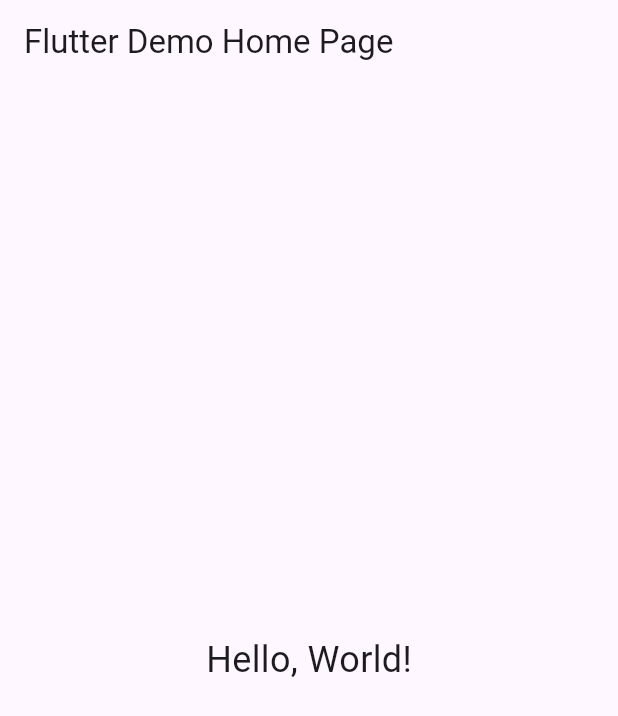
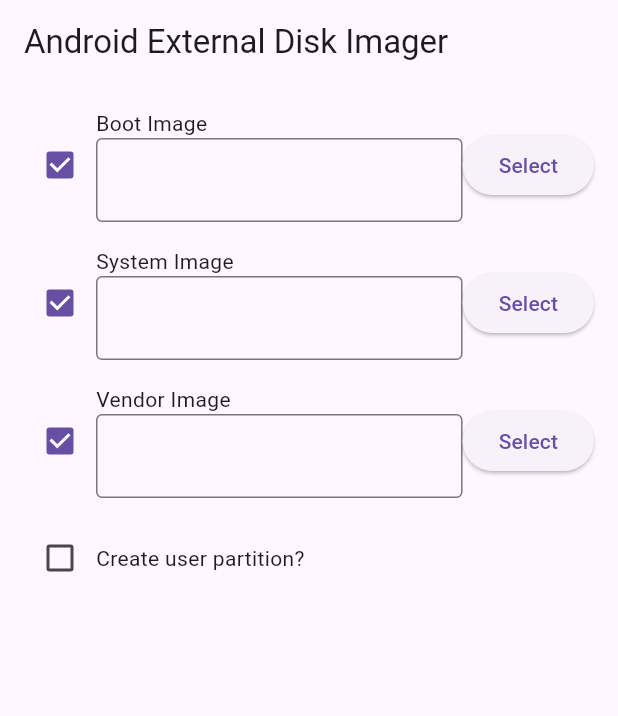
Before and after one commit to luthepa1/Android-External-Disk-Imager, a Flutter app: the screen it shows after launch, on a phone screen of 412 x 824 dp. Shown: the top 716 px of the screen. Run offline on Flutter 3.47's test engine with Material 3 defaults, Android fonts, the phone set to English and light mode, and no system bars; our stand-ins replace file_picker.

Commit message:
Update main.dart

```diff
--- a/android_external_disk_imager/lib/main.dart
+++ b/android_external_disk_imager/lib/main.dart
@@ -1,4 +1,5 @@
 import 'package:flutter/material.dart';
+import 'package:file_picker/file_picker.dart';
 
 void main() {
   runApp(const MyApp());
@@ -10,30 +11,110 @@
   @override
   Widget build(BuildContext context) {
     return MaterialApp(
-      title: 'Flutter Demo',
+      title: 'Android External Disk Imager',
       theme: ThemeData(
         primarySwatch: Colors.blue,
       ),
-      home: const MyHomePage(title: 'Flutter Demo Home Page'),
+      home: const HomePage(),
     );
   }
 }
 
-class MyHomePage extends StatelessWidget {
-  const MyHomePage({super.key, required this.title});
+class HomePage extends StatefulWidget {
+  const HomePage({super.key});
 
-  final String title;
+  @override
+  _HomePageState createState() => _HomePageState();
+}
+
+class _HomePageState extends State<HomePage> {
+  final TextEditingController _bootImageController = TextEditingController();
+  final TextEditingController _systemImageController = TextEditingController();
+  final TextEditingController _vendorImageController = TextEditingController();
+
+  bool _isBootImageEnabled = true;
+  bool _isSystemImageEnabled = true;
+  bool _isVendorImageEnabled = true;
+  bool _createUserPartition = false;
+
+  Future<void> _selectFile(TextEditingController controller) async {
+    FilePickerResult? result = await FilePicker.platform.pickFiles(
+      type: FileType.custom,
+      allowedExtensions: ['img'],
+    );
+
+    if (result != null) {
+      setState(() {
+        controller.text = result.files.single.path!;
+      });
+    }
+  }
+
+  Widget _buildImageField(String label, TextEditingController controller, bool isEnabled, Function(bool?) onCheckboxChanged) {
+    return Row(
+      children: [
+        Checkbox(
+          value: isEnabled,
+          onChanged: onCheckboxChanged,
+        ),
+        Expanded(
+          child: Column(
+            crossAxisAlignment: CrossAxisAlignment.start,
+            children: [
+              Text(label),
+              TextField(
+                controller: controller,
+                enabled: isEnabled,
+                decoration: InputDecoration(
+                  border: OutlineInputBorder(),
+                ),
+              ),
+            ],
+          ),
+        ),
+        ElevatedButton(
+          onPressed: isEnabled ? () => _selectFile(controller) : null,
+          child: Text('Select'),
+        ),
+      ],
+    );
+  }
 
   @override
   Widget build(BuildContext context) {
     return Scaffold(
       appBar: AppBar(
-        title: Text(title),
+        title: Text('Android External Disk Imager'),
       ),
-      body: const Center(
-        child: Text(
-          'Hello, World!',
-          style: TextStyle(fontSize: 24),
+      body: Padding(
+        padding: const EdgeInsets.all(16.0),
+        child: Column(
+          crossAxisAlignment: CrossAxisAlignment.start,
+          children: [
+            _buildImageField('Boot Image', _bootImageController, _isBootImageEnabled, (value) {
+              setState(() => _isBootImageEnabled = value!);
+            }),
+            SizedBox(height: 16),
+            _buildImageField('System Image', _systemImageController, _isSystemImageEnabled, (value) {
+              setState(() => _isSystemImageEnabled = value!);
+            }),
+            SizedBox(height: 16),
+            _buildImageField('Vendor Image', _vendorImageController, _isVendorImageEnabled, (value) {
+              setState(() => _isVendorImageEnabled = value!);
+            }),
+            SizedBox(height: 16),
+            Row(
+              children: [
+                Checkbox(
+                  value: _createUserPartition,
+                  onChanged: (value) {
+                    setState(() => _createUserPartition = value!);
+                  },
+                ),
+                Text('Create user partition?'),
+              ],
+            ),
+          ],
         ),
       ),
     );
```
